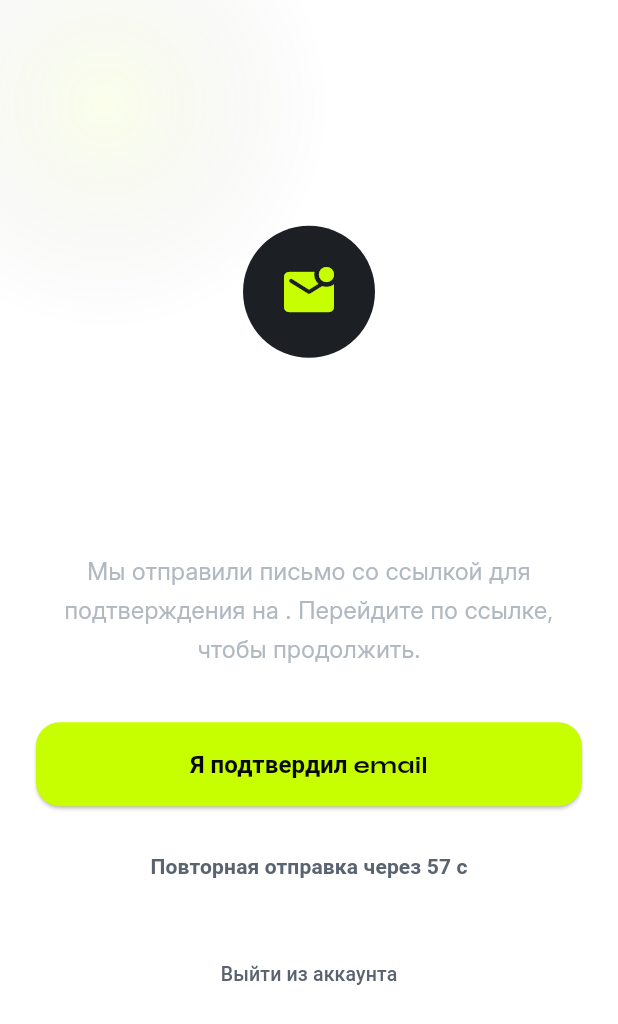
After one commit to maksimyugov89/fitnesbuster, a Flutter app: the VerifyEmailScreen screen opened directly, after a tap on "Я подтвердил email", on a phone screen of 412 x 824 dp. The commit adds this screen. Shown: the top 1024 px of the screen. Run offline on Flutter 3.47's test engine with Material 3 defaults, Android fonts, the phone set to English and light mode, and no system bars; our stand-ins replace bloc, cached_network_image, cloud_firestore, cloud_functions, connectivity_plus, equatable and 21 more; missing offline and left inert: health, mobile_scanner, model_viewer_plus, openfoodfacts; accounts and stored records are empty; project files that could hold a hidden picture were left out.

Commit message:
Add email verification gate on registration
Sends a Firebase verification email on sign-up and blocks app access
(including onboarding) until the user confirms it. New VerifyEmailScreen
lets the user recheck status, resend the email (60s cooldown), or sign
out; the router enforces the gate for existing unverified accounts too,
while Google sign-ins bypass it since Firebase verifies them already.

```diff
--- a/lib/bloc/auth/auth_bloc.dart
+++ b/lib/bloc/auth/auth_bloc.dart
@@ -25,6 +25,7 @@ class AuthBloc extends Bloc<AuthEvent, AuthState> {
     on<AuthGoogleLoginRequested>(_onGoogleLoginRequested);
     on<AuthLogoutRequested>(_onLogoutRequested);
     on<AuthUserChanged>(_onUserChanged);
+    on<AuthEmailVerificationChecked>(_onEmailVerificationChecked);
 
     _userSubscription = _authRepository.userChanges.listen(
       (user) => add(AuthUserChanged(user: user)),
@@ -40,7 +41,12 @@ class AuthBloc extends Bloc<AuthEvent, AuthState> {
   void _onCheckRequested(AuthCheckRequested event, Emitter<AuthState> emit) {
     final user = _authRepository.currentUser;
     if (user != null) {
-      emit(AuthStateAuthenticated(user: user));
+      emit(
+        AuthStateAuthenticated(
+          user: user,
+          emailVerified: _authRepository.isEmailVerified,
+        ),
+      );
     } else {
       emit(const AuthStateUnauthenticated());
     }
@@ -57,7 +63,12 @@ class AuthBloc extends Bloc<AuthEvent, AuthState> {
         password: event.password,
       );
       _track(() => sl<IAnalyticsService>().logLogin(method: 'email'));
-      emit(AuthStateAuthenticated(user: user));
+      emit(
+        AuthStateAuthenticated(
+          user: user,
+          emailVerified: _authRepository.isEmailVerified,
+        ),
+      );
     } on AuthException catch (e) {
       appLogger.w('[AuthBloc] login error', error: e);
       emit(AuthStateError(message: _mapFirebaseError(e.code)));
@@ -79,7 +90,12 @@ class AuthBloc extends Bloc<AuthEvent, AuthState> {
         name: event.name,
       );
       _track(() => sl<IAnalyticsService>().logSignUp(method: 'email'));
-      emit(AuthStateAuthenticated(user: user));
+      emit(
+        AuthStateAuthenticated(
+          user: user,
+          emailVerified: _authRepository.isEmailVerified,
+        ),
+      );
     } on AuthException catch (e) {
       appLogger.w('[AuthBloc] register error', error: e);
       emit(AuthStateError(message: _mapFirebaseError(e.code)));
@@ -97,7 +113,12 @@ class AuthBloc extends Bloc<AuthEvent, AuthState> {
     try {
       final user = await _authRepository.signInWithGoogle();
       _track(() => sl<IAnalyticsService>().logLogin(method: 'google'));
-      emit(AuthStateAuthenticated(user: user));
+      emit(
+        AuthStateAuthenticated(
+          user: user,
+          emailVerified: _authRepository.isEmailVerified,
+        ),
+      );
     } on AuthException catch (e) {
       appLogger.w('[AuthBloc] googleLogin error', error: e);
       emit(AuthStateError(message: _mapFirebaseError(e.code)));
@@ -125,9 +146,32 @@ class AuthBloc extends Bloc<AuthEvent, AuthState> {
 
   void _onUserChanged(AuthUserChanged event, Emitter<AuthState> emit) {
     if (event.user != null) {
-      emit(AuthStateAuthenticated(user: event.user!));
+      emit(
+        AuthStateAuthenticated(
+          user: event.user!,
+          emailVerified: _authRepository.isEmailVerified,
+        ),
+      );
     } else {
       emit(const AuthStateUnauthenticated());
+    }
+  }
+
+  Future<void> _onEmailVerificationChecked(
+    AuthEmailVerificationChecked event,
+    Emitter<AuthState> emit,
+  ) async {
+    final current = state;
+    if (current is! AuthStateAuthenticated) return;
+    try {
+      final verified = await _authRepository.reloadAndCheckEmailVerified();
+      emit(AuthStateAuthenticated(user: current.user, emailVerified: verified));
+    } catch (e, st) {
+      appLogger.w(
+        '[AuthBloc] email verification check failed',
+        error: e,
+        stackTrace: st,
+      );
     }
   }
 
--- a/lib/bloc/auth/auth_event.dart
+++ b/lib/bloc/auth/auth_event.dart
@@ -49,3 +49,11 @@ class AuthUserChanged extends AuthEvent {
   @override
   List<Object?> get props => [user];
 }
+
+/// Re-checks the current user's email verification status with Firebase
+/// (e.g. after the user taps "I verified my email" on the verify-email screen).
+class AuthEmailVerificationChecked extends AuthEvent {
+  const AuthEmailVerificationChecked();
+  @override
+  List<Object?> get props => [];
+}
--- a/lib/bloc/auth/auth_state.dart
+++ b/lib/bloc/auth/auth_state.dart
@@ -16,10 +16,11 @@ class AuthStateLoading extends AuthState {
 
 class AuthStateAuthenticated extends AuthState {
   final UserEntity user;
-  const AuthStateAuthenticated({required this.user});
+  final bool emailVerified;
+  const AuthStateAuthenticated({required this.user, this.emailVerified = true});
   String get userId => user.id;
   @override
-  List<Object?> get props => [user];
+  List<Object?> get props => [user, emailVerified];
 }
 
 class AuthStateUnauthenticated extends AuthState {
--- a/lib/core/localization/app_localizations.dart
+++ b/lib/core/localization/app_localizations.dart
@@ -145,6 +145,16 @@ class AppLocalizations {
   String get dontHaveAccount => _t('dontHaveAccount');
   String get loginButton => _t('loginButton');
   String get registerButton => _t('registerButton');
+  String get verifyEmailTitle => _t('verifyEmailTitle');
+  String verifyEmailSubtitle(String email) =>
+      _tp('verifyEmailSubtitle', {'email': email});
+  String get verifyEmailCheckBtn => _t('verifyEmailCheckBtn');
+  String get verifyEmailResendBtn => _t('verifyEmailResendBtn');
+  String verifyEmailResendCooldown(String seconds) =>
+      _tp('verifyEmailResendCooldown', {'seconds': seconds});
+  String get verifyEmailSentSnackbar => _t('verifyEmailSentSnackbar');
+  String get verifyEmailNotYetSnackbar => _t('verifyEmailNotYetSnackbar');
+  String get verifyEmailLogoutBtn => _t('verifyEmailLogoutBtn');
 
   // ── Onboarding ────────────────────────────────────────────────────────────
   String get onbGoalTitle => _t('onbGoalTitle');
--- a/lib/core/localization/translations/en.dart
+++ b/lib/core/localization/translations/en.dart
@@ -30,6 +30,15 @@ const Map<String, String> enTranslations = {
   'alreadyHaveAccount': 'Already have an account? Log in',
   'dontHaveAccount': "Don't have an account? Register",
   'loginButton': 'Log in', 'registerButton': 'Register',
+  'verifyEmailTitle': 'Verify your email',
+  'verifyEmailSubtitle':
+      'We sent a verification link to {email}. Follow the link to continue.',
+  'verifyEmailCheckBtn': "I've verified my email",
+  'verifyEmailResendBtn': 'Resend email',
+  'verifyEmailResendCooldown': 'Resend in {seconds}s',
+  'verifyEmailSentSnackbar': 'Email sent',
+  'verifyEmailNotYetSnackbar': 'Email not verified yet',
+  'verifyEmailLogoutBtn': 'Sign out',
   'onbGoalTitle': 'What is your goal?',
   'onbGoalSubtitle': 'AI will create a personalized program for you',
   'goalLoseWeight': 'Lose weight', 'goalGainMuscle': 'Gain muscle',
--- a/lib/core/localization/translations/ru.dart
+++ b/lib/core/localization/translations/ru.dart
@@ -40,6 +40,15 @@ const Map<String, String> ruTranslations = {
   'alreadyHaveAccount': 'Уже есть аккаунт? Войти',
   'dontHaveAccount': 'Нет аккаунта? Зарегистрироваться',
   'loginButton': 'Войти', 'registerButton': 'Зарегистрироваться',
+  'verifyEmailTitle': 'Подтвердите email',
+  'verifyEmailSubtitle':
+      'Мы отправили письмо со ссылкой для подтверждения на {email}. Перейдите по ссылке, чтобы продолжить.',
+  'verifyEmailCheckBtn': 'Я подтвердил email',
+  'verifyEmailResendBtn': 'Отправить письмо повторно',
+  'verifyEmailResendCooldown': 'Повторная отправка через {seconds} с',
+  'verifyEmailSentSnackbar': 'Письмо отправлено',
+  'verifyEmailNotYetSnackbar': 'Email пока не подтверждён',
+  'verifyEmailLogoutBtn': 'Выйти из аккаунта',
   'onbGoalTitle': 'Какая у вас цель?',
   'onbGoalSubtitle': 'ИИ создаст персональную программу для вас',
   'goalLoseWeight': 'Похудеть', 'goalGainMuscle': 'Набрать мышечную массу',
--- a/lib/core/router/app_router.dart
+++ b/lib/core/router/app_router.dart
@@ -10,6 +10,7 @@ import 'package:fitnesbuster/presentation/screens/workout/workout_execution_scre
 import 'package:fitnesbuster/presentation/screens/auth/splash_screen.dart';
 import 'package:fitnesbuster/presentation/screens/auth/login_screen.dart';
 import 'package:fitnesbuster/presentation/screens/auth/register_screen.dart';
+import 'package:fitnesbuster/presentation/screens/auth/verify_email_screen.dart';
 import 'package:fitnesbuster/presentation/screens/onboarding/onboarding_screen.dart';
 import 'package:fitnesbuster/presentation/screens/onboarding/goal_selection_screen.dart';
 import 'package:fitnesbuster/presentation/screens/onboarding/intensity_selection_screen.dart';
@@ -42,6 +43,7 @@ class AppRouter {
   static const String splash = '/';
   static const String login = '/login';
   static const String register = '/register';
+  static const String verifyEmail = '/verify-email';
   static const String onboarding = '/onboarding';
   static const String goalSelection = '/onboarding/goal';
   static const String intensitySelection = '/onboarding/intensity';
@@ -83,6 +85,10 @@ class AppRouter {
         GoRoute(path: splash, builder: (_, _) => const SplashScreen()),
         GoRoute(path: login, builder: (_, _) => const LoginScreen()),
         GoRoute(path: register, builder: (_, _) => const RegisterScreen()),
+        GoRoute(
+          path: verifyEmail,
+          builder: (_, _) => const VerifyEmailScreen(),
+        ),
         GoRoute(
           path: onboarding,
           builder: (_, _) => const OnboardingScreen(),
@@ -185,19 +191,27 @@ class AppRouter {
     if (loc == splash) return null;
 
     final isOnboarding = loc.startsWith(onboarding);
+    final isVerifyEmail = loc == verifyEmail;
     final isPublic = loc == login || loc == register || isOnboarding;
 
     if (!isAuthenticated && !isPublic) return login;
 
-    if (isAuthenticated && isPublic) {
+    if (isAuthenticated) {
       final authState = context.read<AuthBloc>().state;
 
-      // AuthBloc ещё не подтвердил аутентификацию — ждём, не редиректим на онбординг
+      // AuthBloc ещё не подтвердил аутентификацию — ждём, не редиректим
       if (authState is! AuthStateAuthenticated) return null;
 
-      final hasProfile = authState.user.profile != null;
-      if (isOnboarding) return hasProfile ? dashboard : null;
-      return hasProfile ? dashboard : onboarding;
+      // Email не подтверждён — блокируем доступ ко всему, кроме экрана верификации
+      if (!authState.emailVerified) {
+        return isVerifyEmail ? null : verifyEmail;
+      }
+
+      if (isPublic || isVerifyEmail) {
+        final hasProfile = authState.user.profile != null;
+        if (isOnboarding) return hasProfile ? dashboard : null;
+        return hasProfile ? dashboard : onboarding;
+      }
     }
 
     return null;
--- a/lib/data/repositories/auth_repository.dart
+++ b/lib/data/repositories/auth_repository.dart
@@ -27,6 +27,9 @@ class AuthRepository implements IAuthRepository {
     if (fbUser == null) return null;
     return _fbUserToEntity(fbUser);
   }
+
+  @override
+  bool get isEmailVerified => _auth.currentUser?.emailVerified ?? false;
 
   @override
   Stream<UserEntity?> get userChanges => _auth.authStateChanges().asyncMap((
@@ -117,10 +120,41 @@ class AuthRepository implements IAuthRepository {
             'email': email.trim(),
             'createdAt': FieldValue.serverTimestamp(),
           });
+      try {
+        await fbUser.sendEmailVerification();
+      } catch (e, st) {
+        // Non-fatal: user can resend from the verify-email screen.
+        appLogger.w(
+          'AuthRepository: sendEmailVerification on register failed',
+          error: e,
+          stackTrace: st,
+        );
+      }
       return _fbUserToEntity(fbUser);
     } on fb.FirebaseAuthException catch (e) {
       throw _mapFirebaseException(e);
     }
+  }
+
+  @override
+  Future<void> sendEmailVerification() async {
+    final fbUser = _auth.currentUser;
+    if (fbUser == null || fbUser.emailVerified) return;
+    try {
+      await fbUser.sendEmailVerification();
+    } on fb.FirebaseAuthException catch (e) {
+      throw _mapFirebaseException(e);
+    }
+  }
+
+  @override
+  Future<bool> reloadAndCheckEmailVerified() async {
+    try {
+      await _auth.currentUser?.reload();
+    } on fb.FirebaseAuthException catch (e) {
+      throw _mapFirebaseException(e);
+    }
+    return _auth.currentUser?.emailVerified ?? false;
   }
 
   @override
--- a/lib/domain/repositories/i_auth_repository.dart
+++ b/lib/domain/repositories/i_auth_repository.dart
@@ -3,6 +3,12 @@ import 'package:fitnesbuster/domain/entities/entities.dart';
 abstract interface class IAuthRepository {
   UserEntity? get currentUser;
   Stream<UserEntity?> get userChanges;
+
+  /// Whether the currently signed-in Firebase user has a verified email,
+  /// based on the locally cached user (no network call). Google-linked
+  /// accounts are verified automatically by Firebase.
+  bool get isEmailVerified;
+
   Future<UserEntity> login({required String email, required String password});
   Future<UserEntity> register({
     required String name,
@@ -13,4 +19,11 @@ abstract interface class IAuthRepository {
   Future<void> resetPassword(String email);
   Future<void> logout();
   Future<void> updateProfile({String? name, String? photoUrl});
+
+  /// Sends (or resends) the verification email to the current user.
+  Future<void> sendEmailVerification();
+
+  /// Refreshes the current user from Firebase and returns the up-to-date
+  /// email verification status.
+  Future<bool> reloadAndCheckEmailVerified();
 }
--- /dev/null
+++ b/lib/presentation/screens/auth/verify_email_screen.dart
@@ -0,0 +1,237 @@
+import 'dart:async';
+import 'package:firebase_auth/firebase_auth.dart';
+import 'package:flutter/material.dart';
+import 'package:flutter_bloc/flutter_bloc.dart';
+import 'package:fitnesbuster/core/theme/app_theme.dart' hide AppTheme;
+import 'package:fitnesbuster/core/theme/dynamic_theme.dart';
+import 'package:fitnesbuster/core/localization/app_localizations.dart';
+import 'package:fitnesbuster/core/di/injection.dart' show sl;
+import 'package:fitnesbuster/bloc/auth/auth_bloc.dart';
+import 'package:fitnesbuster/domain/repositories/i_auth_repository.dart';
+
+class VerifyEmailScreen extends StatefulWidget {
+  const VerifyEmailScreen({super.key});
+  @override
+  State<VerifyEmailScreen> createState() => _VerifyEmailScreenState();
+}
+
+class _VerifyEmailScreenState extends State<VerifyEmailScreen> {
+  static const _resendCooldown = Duration(seconds: 60);
+  static const _autoPollInterval = Duration(seconds: 4);
+
+  Timer? _pollTimer;
+  Timer? _cooldownTimer;
+  int _cooldownSeconds = 0;
+  bool _checking = false;
+  bool _resending = false;
+
+  @override
+  void initState() {
+    super.initState();
+    _startCooldown();
+    _pollTimer = Timer.periodic(_autoPollInterval, (_) => _checkVerified());
+  }
+
+  @override
+  void dispose() {
+    _pollTimer?.cancel();
+    _cooldownTimer?.cancel();
+    super.dispose();
+  }
+
+  void _startCooldown() {
+    _cooldownTimer?.cancel();
+    setState(() => _cooldownSeconds = _resendCooldown.inSeconds);
+    _cooldownTimer = Timer.periodic(const Duration(seconds: 1), (timer) {
+      if (!mounted) return;
+      if (_cooldownSeconds <= 1) {
+        timer.cancel();
+        setState(() => _cooldownSeconds = 0);
+      } else {
+        setState(() => _cooldownSeconds--);
+      }
+    });
+  }
+
+  Future<void> _checkVerified({bool showFeedback = false}) async {
+    if (_checking) return;
+    setState(() => _checking = true);
+    context.read<AuthBloc>().add(const AuthEmailVerificationChecked());
+    // Give the bloc a tick to reload from Firebase and emit the new state.
+    await Future.delayed(const Duration(milliseconds: 400));
+    if (!mounted) return;
+    setState(() => _checking = false);
+    final state = context.read<AuthBloc>().state;
+    final verified =
+        state is AuthStateAuthenticated && state.emailVerified;
+    if (showFeedback && !verified) {
+      _showSnack(context.l10n.verifyEmailNotYetSnackbar);
+    }
+  }
+
+  Future<void> _resend() async {
+    if (_resending || _cooldownSeconds > 0) return;
+    setState(() => _resending = true);
+    try {
+      await sl<IAuthRepository>().sendEmailVerification();
+      if (!mounted) return;
+      _showSnack(context.l10n.verifyEmailSentSnackbar);
+      _startCooldown();
+    } catch (_) {
+      if (!mounted) return;
+      _showSnack(AppLocalizations.tl('genericError'));
+    } finally {
+      if (mounted) setState(() => _resending = false);
+    }
+  }
+
+  void _showSnack(String message) {
+    final colors = AppTheme.of(context);
+    ScaffoldMessenger.of(context).showSnackBar(
+      SnackBar(
+        content: Text(message),
+        backgroundColor: colors.surfaceLight,
+        behavior: SnackBarBehavior.floating,
+        shape: RoundedRectangleBorder(borderRadius: BorderRadius.circular(12)),
+      ),
+    );
+  }
+
+  @override
+  Widget build(BuildContext context) {
+    final l10n = context.l10n;
+    final colors = AppTheme.of(context);
+    final email = FirebaseAuth.instance.currentUser?.email ?? '';
+
+    return Scaffold(
+      backgroundColor: Colors.transparent,
+      body: Stack(
+          children: [
+            Positioned(
+              top: -80,
+              left: -80,
+              child: Container(
+                width: 300,
+                height: 300,
+                decoration: BoxDecoration(
+                  shape: BoxShape.circle,
+                  gradient: RadialGradient(
+                    colors: [
+                      colors.primary.withValues(alpha: 0.082),
+                      Colors.transparent,
+                    ],
+                  ),
+                ),
+              ),
+            ),
+            SafeArea(
+              child: Padding(
+                padding: const EdgeInsets.symmetric(horizontal: 24),
+                child: Column(
+                  mainAxisAlignment: MainAxisAlignment.center,
+                  crossAxisAlignment: CrossAxisAlignment.stretch,
+                  children: [
+                    Center(
+                      child: Container(
+                        width: 88,
+                        height: 88,
+                        decoration: BoxDecoration(
+                          color: colors.surfaceLight,
+                          shape: BoxShape.circle,
+                        ),
+                        child: Icon(
+                          Icons.mark_email_unread_rounded,
+                          color: colors.primary,
+                          size: 40,
+                        ),
+                      ),
+                    ),
+                    const SizedBox(height: 28),
+                    Text(
+                      l10n.verifyEmailTitle,
+                      textAlign: TextAlign.center,
+                      style: AppTextStyles.displayL,
+                    ),
+                    const SizedBox(height: 12),
+                    Text(
+                      l10n.verifyEmailSubtitle(email),
+                      textAlign: TextAlign.center,
+                      style: AppTextStyles.bodyL.copyWith(
+                        color: colors.textSecondary,
+                      ),
+                    ),
+                    const SizedBox(height: 36),
+                    SizedBox(
+                      height: 56,
+                      child: ElevatedButton(
+                        onPressed: _checking
+                            ? null
+                            : () => _checkVerified(showFeedback: true),
+                        style: ElevatedButton.styleFrom(
+                          backgroundColor: colors.primary,
+                          foregroundColor: colors.textOnPrimary,
+                          shape: RoundedRectangleBorder(
+                            borderRadius: BorderRadius.circular(16),
+                          ),
+                        ),
+                        child: _checking
+                            ? SizedBox(
+                                width: 22,
+                                height: 22,
+                                child: CircularProgressIndicator(
+                                  strokeWidth: 2.5,
+                                  color: colors.textOnPrimary,
+                                ),
+                              )
+                            : Text(
+                                l10n.verifyEmailCheckBtn,
+                                style: const TextStyle(
+                                  fontFamily: 'Syne',
+                                  fontSize: 16,
+                                  fontWeight: FontWeight.w700,
+                                ),
+                              ),
+                      ),
+                    ),
+                    const SizedBox(height: 16),
+                    TextButton(
+                      onPressed: (_resending || _cooldownSeconds > 0)
+                          ? null
+                          : _resend,
+                      child: Text(
+                        _cooldownSeconds > 0
+                            ? l10n.verifyEmailResendCooldown(
+                                _cooldownSeconds.toString(),
+                              )
+                            : l10n.verifyEmailResendBtn,
+                        style: TextStyle(
+                          color: _cooldownSeconds > 0
+                              ? colors.textMuted
+                              : colors.primary,
+                          fontWeight: FontWeight.w600,
+                          fontSize: 14,
+                        ),
+                      ),
+                    ),
+                    const SizedBox(height: 24),
+                    TextButton(
+                      onPressed: () => context
+                          .read<AuthBloc>()
+                          .add(const AuthLogoutRequested()),
+                      child: Text(
+                        l10n.verifyEmailLogoutBtn,
+                        style: TextStyle(
+                          color: colors.textMuted,
+                          fontSize: 13,
+                        ),
+                      ),
+                    ),
+                  ],
+                ),
+              ),
+            ),
+          ],
+        ),
+    );
+  }
+}
```
Also changed, not shown: 9 other files.
